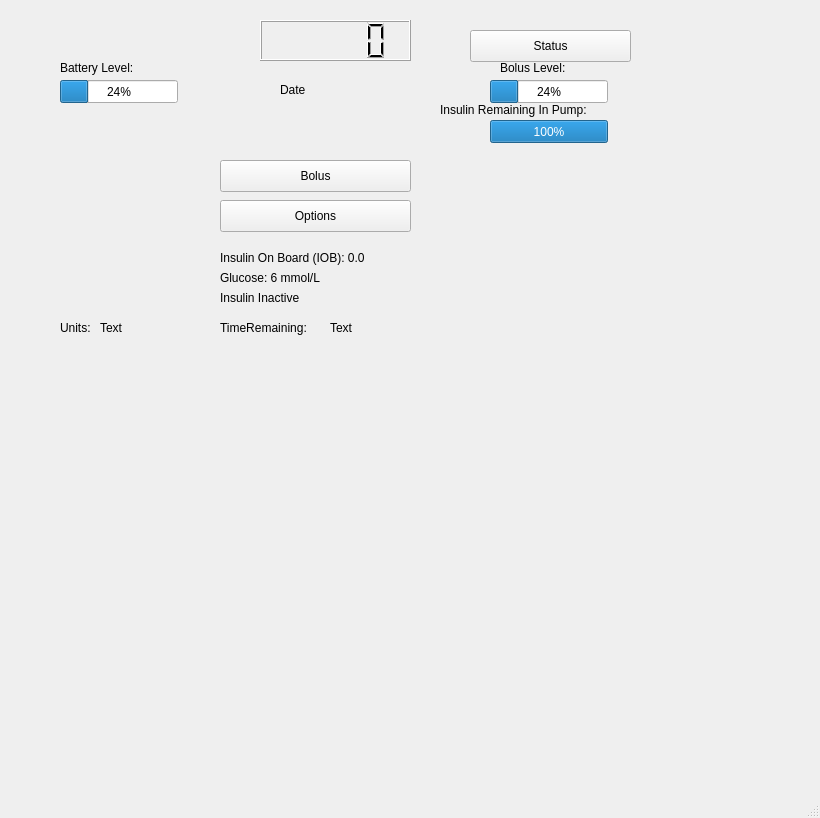
Before: the Qt Designer form COMP3004-FinalProject/mainwindow.ui in cgawdzik/COMP3004-TeamProject, drawn with Qt 5.
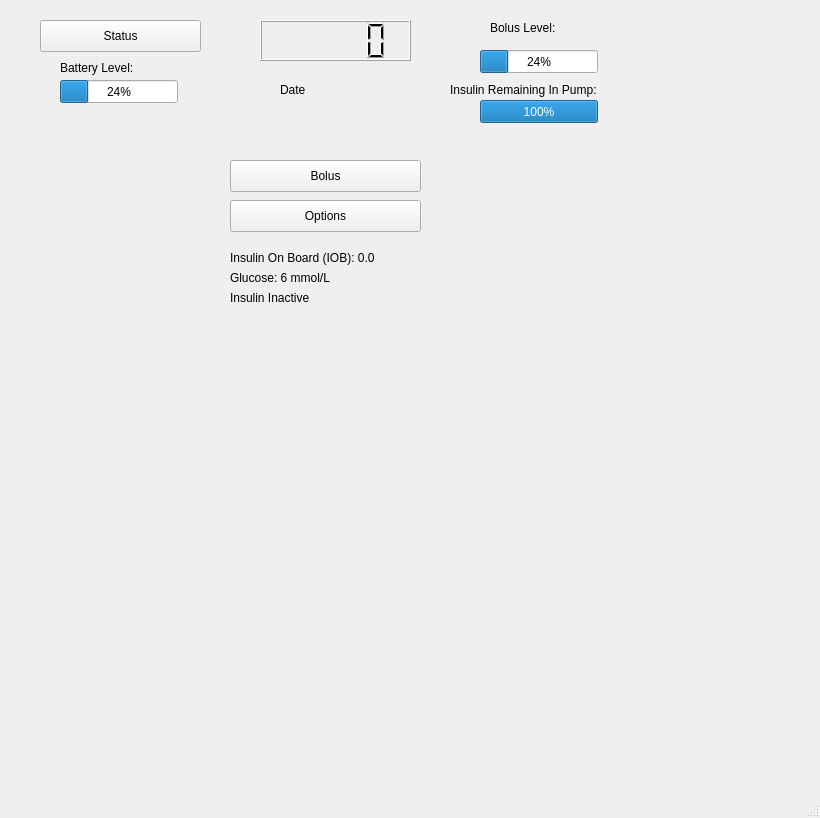
After: the same form once the commit is applied. The open tabs and pages were chosen to show the change. Icons and pictures are not drawn.

```diff
--- a/COMP3004-FinalProject/mainwindow.ui
+++ b/COMP3004-FinalProject/mainwindow.ui
@@ -30,7 +30,7 @@
    <widget class="QStackedWidget" name="Pages">
     <property name="geometry">
      <rect>
-      <x>10</x>
+      <x>20</x>
       <y>140</y>
       <width>611</width>
       <height>251</height>
@@ -82,58 +82,6 @@
        <string>Insulin On Board (IOB): 0.0</string>
       </property>
      </widget>
-     <widget class="QLabel" name="UnitsLabel">
-      <property name="geometry">
-       <rect>
-        <x>50</x>
-        <y>180</y>
-        <width>58</width>
-        <height>16</height>
-       </rect>
-      </property>
-      <property name="text">
-       <string>Units:</string>
-      </property>
-     </widget>
-     <widget class="QLabel" name="UnitsValue">
-      <property name="geometry">
-       <rect>
-        <x>90</x>
-        <y>180</y>
-        <width>58</width>
-        <height>16</height>
-       </rect>
-      </property>
-      <property name="text">
-       <string>Text</string>
-      </property>
-     </widget>
-     <widget class="QLabel" name="TimeRemainingLabel">
-      <property name="geometry">
-       <rect>
-        <x>210</x>
-        <y>180</y>
-        <width>101</width>
-        <height>16</height>
-       </rect>
-      </property>
-      <property name="text">
-       <string>TimeRemaining:</string>
-      </property>
-     </widget>
-     <widget class="QLabel" name="TimeRemainingValue">
-      <property name="geometry">
-       <rect>
-        <x>320</x>
-        <y>180</y>
-        <width>58</width>
-        <height>16</height>
-       </rect>
-      </property>
-      <property name="text">
-       <string>Text</string>
-      </property>
-     </widget>
      <widget class="QLabel" name="InsulinStatusLabel">
       <property name="geometry">
        <rect>
@@ -959,8 +907,8 @@
    <widget class="QProgressBar" name="BolusLevel">
     <property name="geometry">
      <rect>
-      <x>490</x>
-      <y>80</y>
+      <x>480</x>
+      <y>50</y>
       <width>118</width>
       <height>23</height>
      </rect>
@@ -1024,8 +972,8 @@
    <widget class="QPushButton" name="StatusButton">
     <property name="geometry">
      <rect>
-      <x>470</x>
-      <y>30</y>
+      <x>40</x>
+      <y>20</y>
       <width>161</width>
       <height>32</height>
      </rect>
@@ -1038,9 +986,9 @@
     <property name="geometry">
      <rect>
       <x>50</x>
-      <y>380</y>
+      <y>340</y>
       <width>571</width>
-      <height>361</height>
+      <height>401</height>
      </rect>
     </property>
    </widget>
@@ -1073,8 +1021,8 @@
    <widget class="QProgressBar" name="InsulinRemainingBar">
     <property name="geometry">
      <rect>
-      <x>490</x>
-      <y>120</y>
+      <x>480</x>
+      <y>100</y>
       <width>118</width>
       <height>23</height>
      </rect>
@@ -1092,8 +1040,8 @@
    <widget class="QLabel" name="InsulinRemainingLabel">
     <property name="geometry">
      <rect>
-      <x>440</x>
-      <y>100</y>
+      <x>450</x>
+      <y>80</y>
       <width>161</width>
       <height>20</height>
      </rect>
@@ -1105,8 +1053,8 @@
    <widget class="QLabel" name="BolusLevelLabel">
     <property name="geometry">
      <rect>
-      <x>500</x>
-      <y>60</y>
+      <x>490</x>
+      <y>20</y>
       <width>91</width>
       <height>16</height>
      </rect>
```
Left out of the diff: 4 changed lines with no effect on the pictures.
